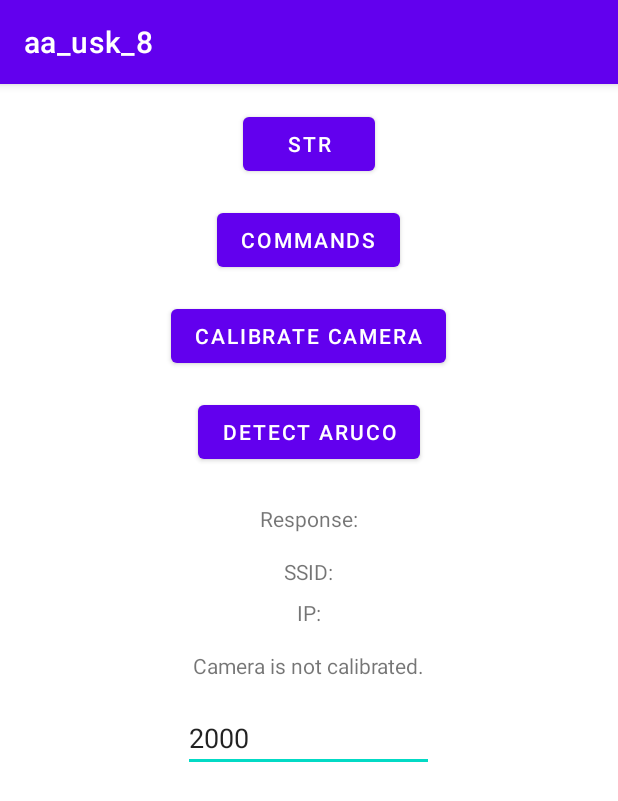
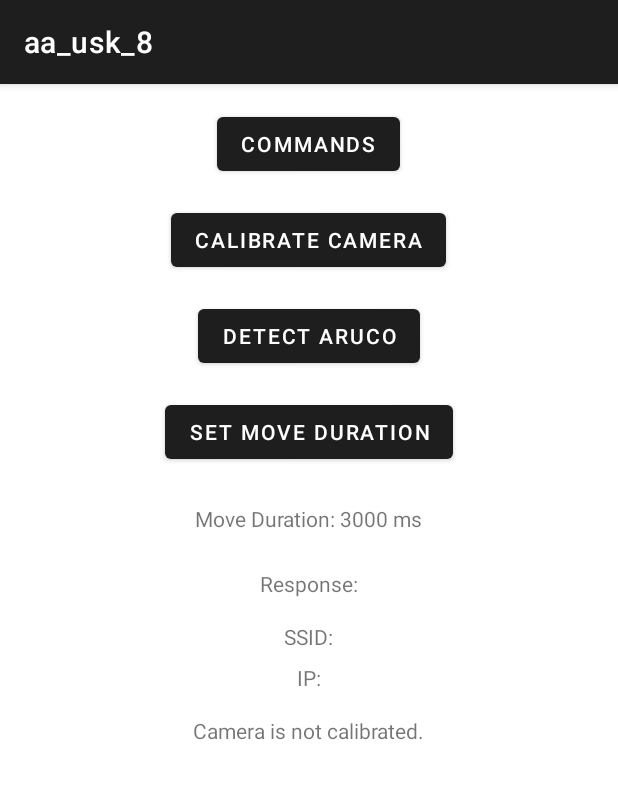
Before and after one commit to AEROQUADRA/AeroQuadra-BlackBox, an Android app: the screen it shows after launch (MainActivity), on a phone screen of 412 x 824 dp. Shown: the top 801 px of the screen. Run offline under Robolectric (Android 15) with nearby library versions, the phone set to English and light mode, and no system bars.

Commit message:
Remove old start, Added command conenction to move function

```diff
--- a/app/src/main/java/com/example/aa_usk_8/MainActivity.java
+++ b/app/src/main/java/com/example/aa_usk_8/MainActivity.java
@@ -18,46 +18,46 @@ import android.net.wifi.WifiInfo;
 import android.net.wifi.WifiManager;
 import android.os.Build;
 import android.os.Bundle;
+import android.util.Log;
 import android.widget.Button;
 import android.widget.EditText;
 import android.widget.TextView;
 import android.widget.Toast;
+import android.app.AlertDialog;
+import android.text.InputType;
 
 public class MainActivity extends AppCompatActivity {
 
     private static final int PERMISSION_REQUEST_CODE = 1;
 
-    Button btnStartDetect, btnCommands, btnCalibrate, btnDetectAruco;
-    TextView txtRES, txtSSID, txtIP, txtCalibrationStatus;
-    EditText edtMoveDuration;
+    Button btnCommands, btnCalibrate, btnDetectAruco, btnSetMoveDuration;
+    TextView txtRES, txtSSID, txtIP, txtCalibrationStatus, txtMoveDuration;
 
     @Override
     protected void onCreate(Bundle savedInstanceState) {
         super.onCreate(savedInstanceState);
         setContentView(R.layout.activity_main);
 
-        btnStartDetect = findViewById(R.id.btnStartDetect);
         btnCommands = findViewById(R.id.btnCommands);
         btnCalibrate = findViewById(R.id.btnCalibrate);
         btnDetectAruco = findViewById(R.id.btnDetectAruco);
+        btnSetMoveDuration = findViewById(R.id.btnSetMoveDuration);
         txtRES = findViewById(R.id.txtRES);
         txtSSID = findViewById(R.id.txtSSID);
         txtIP = findViewById(R.id.txtIP);
         txtCalibrationStatus = findViewById(R.id.txtCalibrationStatus);
-        edtMoveDuration = findViewById(R.id.edtMoveDuration);
+        txtMoveDuration = findViewById(R.id.txtMoveDuration);
 
         // Check and display calibration status
         checkCalibrationStatus();
+
+        // Display current move duration
+        displayMoveDuration();
 
         // Request necessary permissions
         if (checkAndRequestPermissions()) {
             startNetworkService();
         }
-
-        btnStartDetect.setOnClickListener(v -> {
-//            Intent intent = new Intent(MainActivity.this, DetectActivity.class);
-//            startActivity(intent);
-        });
 
         btnCommands.setOnClickListener(v -> {
             Intent intent = new Intent(MainActivity.this, CommandsActivity.class);
@@ -70,25 +70,11 @@ public class MainActivity extends AppCompatActivity {
         });
 
         btnDetectAruco.setOnClickListener(v -> {
-            // Save the move duration to SharedPreferences
-            String durationStr = edtMoveDuration.getText().toString();
-            if (!durationStr.isEmpty()) {
-                SharedPreferences prefs = getSharedPreferences("robotConfig", MODE_PRIVATE);
-                SharedPreferences.Editor editor = prefs.edit();
-                editor.putInt("moveDuration", Integer.parseInt(durationStr));
-                editor.apply();
-
-                Intent intent = new Intent(MainActivity.this, DetectArucoActivity.class);
-                startActivity(intent);
-            } else {
-                Toast.makeText(this, "Please enter a move duration", Toast.LENGTH_LONG).show();
-            }
+            Intent intent = new Intent(MainActivity.this, DetectArucoActivity.class);
+            startActivity(intent);
         });
 
-        // Load the saved move duration
-        SharedPreferences prefs = getSharedPreferences("robotConfig", MODE_PRIVATE);
-        int savedDuration = prefs.getInt("moveDuration", 2000); // Default to 2000 ms
-        edtMoveDuration.setText(String.valueOf(savedDuration));
+        btnSetMoveDuration.setOnClickListener(v -> showMoveDurationDialog());
     }
 
     private void checkCalibrationStatus() {
@@ -99,6 +85,12 @@ public class MainActivity extends AppCompatActivity {
         } else {
             txtCalibrationStatus.setText("Camera is not calibrated.");
         }
+    }
+
+    private void displayMoveDuration() {
+        SharedPreferences prefs = getSharedPreferences("settings", MODE_PRIVATE);
+        int moveDuration = prefs.getInt("moveDuration", 3000); // Default to 3000ms
+        txtMoveDuration.setText("Move Duration: " + moveDuration + " ms");
     }
 
     private boolean checkAndRequestPermissions() {
@@ -159,6 +151,38 @@ public class MainActivity extends AppCompatActivity {
         }
     }
 
+    private void showMoveDurationDialog() {
+        Log.d("MainActivity", "showMoveDurationDialog called");
+
+        AlertDialog.Builder builder = new AlertDialog.Builder(this);
+        builder.setTitle("Set Move Duration (ms)");
+
+        final EditText input = new EditText(this);
+        input.setInputType(InputType.TYPE_CLASS_NUMBER);
+        builder.setView(input);
+
+        builder.setPositiveButton("OK", (dialog, which) -> {
+            try {
+                int moveDuration = Integer.parseInt(input.getText().toString());
+                SharedPreferences.Editor editor = getSharedPreferences("settings", MODE_PRIVATE).edit();
+                editor.putInt("moveDuration", moveDuration);
+                editor.apply();
+                Toast.makeText(this, "Move duration set to " + moveDuration + " ms", Toast.LENGTH_SHORT).show();
+                Log.d("MainActivity", "Move duration set to " + moveDuration + " ms");
+                displayMoveDuration(); // Update displayed move duration
+            } catch (NumberFormatException e) {
+                Toast.makeText(this, "Invalid input. Please enter a number.", Toast.LENGTH_SHORT).show();
+                Log.d("MainActivity", "Invalid input for move duration");
+            }
+        });
+        builder.setNegativeButton("Cancel", (dialog, which) -> {
+            dialog.cancel();
+            Log.d("MainActivity", "Move duration dialog canceled");
+        });
+
+        builder.show();
+    }
+
     @Override
     public void onRequestPermissionsResult(int requestCode, @NonNull String[] permissions, @NonNull int[] grantResults) {
         super.onRequestPermissionsResult(requestCode, permissions, grantResults);
--- a/app/src/main/res/layout/activity_main.xml
+++ b/app/src/main/res/layout/activity_main.xml
@@ -1,21 +1,13 @@
 <RelativeLayout xmlns:android="http://schemas.android.com/apk/res/android"
+    xmlns:tools="http://schemas.android.com/tools"
     android:layout_width="match_parent"
     android:layout_height="match_parent">
-
-    <Button
-        android:id="@+id/btnStartDetect"
-        android:layout_width="wrap_content"
-        android:layout_height="wrap_content"
-        android:layout_centerHorizontal="true"
-        android:layout_marginTop="16dp"
-        android:text="STR" />
 
     <Button
         android:id="@+id/btnCommands"
         android:layout_width="wrap_content"
         android:layout_height="wrap_content"
         android:text="Commands"
-        android:layout_below="@id/btnStartDetect"
         android:layout_marginTop="16dp"
         android:layout_centerHorizontal="true"/>
 
@@ -37,12 +29,30 @@
         android:layout_marginTop="16dp"
         android:layout_centerHorizontal="true"/>
 
+    <Button
+        android:id="@+id/btnSetMoveDuration"
+        android:layout_width="wrap_content"
+        android:layout_height="wrap_content"
+        android:text="Set Move Duration"
+        android:layout_below="@id/btnDetectAruco"
+        android:layout_marginTop="16dp"
+        android:layout_centerHorizontal="true"/>
+
+    <TextView
+        android:id="@+id/txtMoveDuration"
+        android:layout_width="wrap_content"
+        android:layout_height="wrap_content"
+        android:text="Move Duration: Unknown"
+        android:layout_below="@id/btnSetMoveDuration"
+        android:layout_marginTop="24dp"
+        android:layout_centerHorizontal="true"/>
+
     <TextView
         android:id="@+id/txtRES"
         android:layout_width="wrap_content"
         android:layout_height="wrap_content"
         android:text="Response:"
-        android:layout_below="@id/btnDetectAruco"
+        android:layout_below="@id/txtMoveDuration"
         android:layout_marginTop="24dp"
         android:layout_centerHorizontal="true"/>
 
@@ -73,14 +83,4 @@
         android:layout_marginTop="16dp"
         android:layout_centerHorizontal="true"/>
 
-    <EditText
-        android:id="@+id/edtMoveDuration"
-        android:layout_width="wrap_content"
-        android:layout_height="wrap_content"
-        android:hint="Move Duration (ms)"
-        android:inputType="number"
-        android:layout_below="@id/txtCalibrationStatus"
-        android:layout_marginTop="16dp"
-        android:layout_centerHorizontal="true"/>
-
 </RelativeLayout>
--- a/app/src/main/res/values/colors.xml
+++ b/app/src/main/res/values/colors.xml
@@ -1,10 +1,10 @@
 <?xml version="1.0" encoding="utf-8"?>
 <resources>
-    <color name="purple_200">#FFBB86FC</color>
-    <color name="purple_500">#FF6200EE</color>
-    <color name="purple_700">#FF3700B3</color>
-    <color name="teal_200">#FF03DAC5</color>
-    <color name="teal_700">#FF018786</color>
+    <color name="purple_200">#000000</color>
+    <color name="purple_500">#1E1E1E</color>
+    <color name="purple_700">#222222</color>
+    <color name="teal_200">#535353</color>
+    <color name="teal_700">#353535</color>
     <color name="black">#FF000000</color>
     <color name="white">#FFFFFFFF</color>
 </resources>
```
Also changed, not shown: app/src/main/java/com/example/aa_usk_8/MoveActivity.java (+59 -20 lines), app/src/main/res/layout/activity_move.xml (+5 -2 lines).
